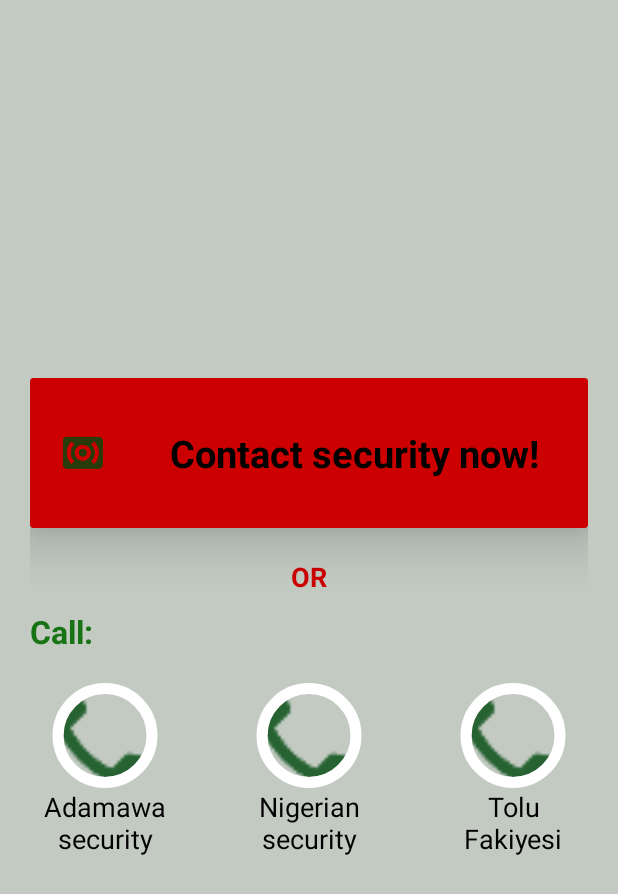
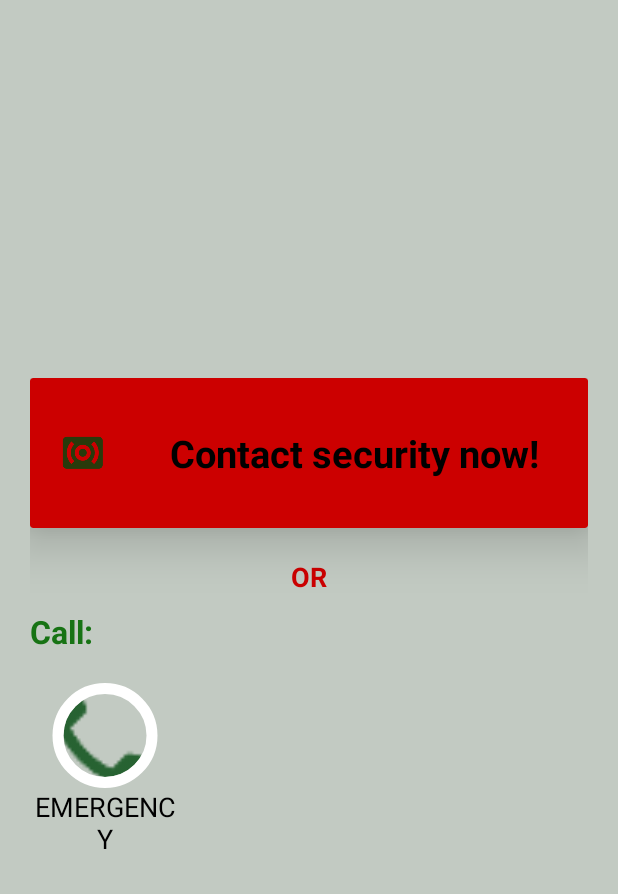
Before and after one commit to butroad20/SecureAfrica, an Android app: the fragment EmergencyFragment shown on its own in the app's theme, on a phone screen of 412 x 824 dp. Shown: the top 894 px of the screen. Run offline under Robolectric (Android 15) with nearby library versions, the phone set to English and light mode, and no system bars; our stand-ins replace CircleImageView.

Commit message:
Finished emergency number for emergency fragment.

```diff
--- a/app/src/main/java/apps/dabinu/com/secureafrica/AppFragments/EmergencyFragment.java
+++ b/app/src/main/java/apps/dabinu/com/secureafrica/AppFragments/EmergencyFragment.java
@@ -9,6 +9,7 @@ import android.support.annotation.Nullable;
 import android.view.LayoutInflater;
 import android.view.View;
 import android.view.ViewGroup;
+import android.widget.TextView;
 import android.widget.Toast;
 
 import java.util.Set;
@@ -40,12 +41,54 @@ public class EmergencyFragment extends android.app.Fragment {
         sharedPreferences = PreferenceManager.getDefaultSharedPreferences(getActivity().getApplicationContext());
         mEditor = sharedPreferences.edit();
 
-        String fNumber = sharedPreferences.getString("fNumber", "112");
-        String sNumber = sharedPreferences.getString("fNumber", "nuller");
-        String tNumber = sharedPreferences.getString("fNumber", "nuller");
+        String fDetail = sharedPreferences.getString("fNumber", "EMERGENCY112");
+        String sDetail = sharedPreferences.getString("sNumber", "nuller");
+        String tDetail = sharedPreferences.getString("tNumber", "nuller");
 
 
+        String[] arr = fDetail.split("\\d+", 2);
+        String fName = arr[0].trim();
+        String fNumber = fDetail.substring(fName.length() + 1).trim();
+        ((TextView) getView().findViewById(R.id.nameOffCallee)).setText(fName);
+        getView().findViewById(R.id.callFCallee).setOnClickListener(new View.OnClickListener() {
+            @Override
+            public void onClick(View v) {
+                //call fNUmber
+            }
+        });
         getView().findViewById(R.id.firstCallee).setVisibility(View.VISIBLE);
 
+
+
+
+        if(!(sDetail.equals("nuller"))){
+            String[] arry = sDetail.split("\\d+", 2);
+            String sName = arry[0].trim();
+            String sNumber = sDetail.substring(sName.length() + 1).trim();
+            ((TextView) getView().findViewById(R.id.nameOfsCallee)).setText(sName);
+            getView().findViewById(R.id.callSCallee).setOnClickListener(new View.OnClickListener() {
+                @Override
+                public void onClick(View v) {
+                    //call sNUmber
+                }
+            });
+            getView().findViewById(R.id.secondCallee).setVisibility(View.VISIBLE);
+        }
+
+
+
+        if(!(tDetail.equals("nuller"))){
+            String[] arryson = tDetail.split("\\d+", 2);
+            String tName = arryson[0].trim();
+            String tNumber = tDetail.substring(tName.length() + 1).trim();
+            ((TextView) getView().findViewById(R.id.nameOftCallee)).setText(tName);
+            getView().findViewById(R.id.callTCallee).setOnClickListener(new View.OnClickListener() {
+                @Override
+                public void onClick(View v) {
+                    //call tNUmber
+                }
+            });
+            getView().findViewById(R.id.thirdCallee).setVisibility(View.VISIBLE);
+        }
     }
 }
--- a/app/src/main/res/layout/fragment_emergency.xml
+++ b/app/src/main/res/layout/fragment_emergency.xml
@@ -89,6 +89,7 @@
                     android:layout_width="100dp"
                     android:layout_height="wrap_content"
                     android:orientation="vertical"
+                    android:visibility="gone"
                     android:layout_alignParentStart="true"
                     android:id="@+id/firstCallee">
 
@@ -96,6 +97,7 @@
                         android:layout_width="match_parent"
                         android:layout_height="70dp"
                         android:src="@drawable/call"
+                        android:id="@+id/callFCallee"
                         app:civ_border_width="7dp"
                         app:civ_border_color="#ffffff"
                         app:civ_circle_background_color="#ffffff"/>
@@ -106,7 +108,7 @@
                         android:textColor="#000000"
                         android:gravity="center"
                         android:textSize="18sp"
-                        android:text="Adamawa security"/>
+                        android:id="@+id/nameOffCallee"/>
 
                 </LinearLayout>
 
@@ -114,6 +116,7 @@
                     android:layout_width="100dp"
                     android:layout_height="wrap_content"
                     android:orientation="vertical"
+                    android:visibility="gone"
                     android:layout_centerHorizontal="true"
                     android:id="@+id/secondCallee">
 
@@ -121,6 +124,7 @@
                         android:layout_width="match_parent"
                         android:layout_height="70dp"
                         android:src="@drawable/call"
+                        android:id="@+id/callSCallee"
                         app:civ_border_width="7dp"
                         app:civ_border_color="#ffffff"
                         app:civ_circle_background_color="#ffffff"/>
@@ -131,7 +135,7 @@
                         android:textColor="#000000"
                         android:gravity="center"
                         android:textSize="18sp"
-                        android:text="Nigerian security"/>
+                        android:id="@+id/nameOfsCallee"/>
 
                 </LinearLayout>
 
@@ -139,6 +143,7 @@
                     android:layout_width="100dp"
                     android:layout_height="wrap_content"
                     android:orientation="vertical"
+                    android:visibility="gone"
                     android:layout_alignParentEnd="true"
                     android:id="@+id/thirdCallee">
 
@@ -146,6 +151,7 @@
                         android:layout_width="match_parent"
                         android:layout_height="70dp"
                         android:src="@drawable/call"
+                        android:id="@+id/callTCallee"
                         app:civ_border_width="7dp"
                         app:civ_border_color="#ffffff"
                         app:civ_circle_background_color="#ffffff"/>
@@ -156,7 +162,7 @@
                         android:textColor="#000000"
                         android:gravity="center"
                         android:textSize="18sp"
-                        android:text="Tolu Fakiyesi"/>
+                        android:id="@+id/nameOftCallee"/>
 
                 </LinearLayout>
 
```
Also changed, not shown: app/src/main/java/apps/dabinu/com/secureafrica/AppFragments/DatabaseFragment.java (+10 -0 lines).
